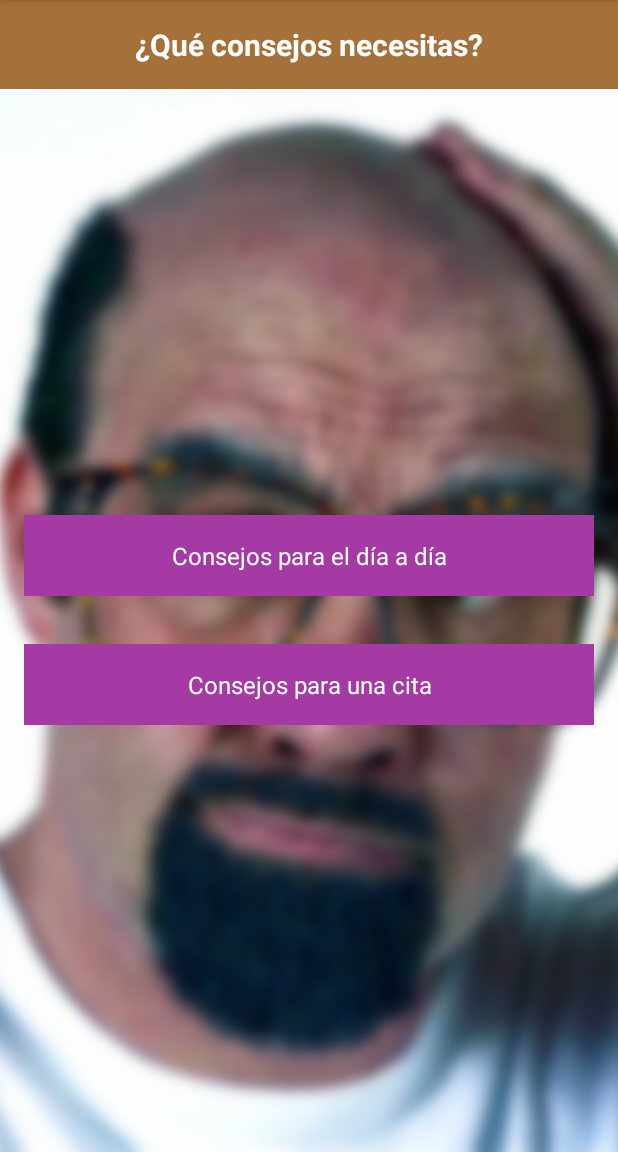
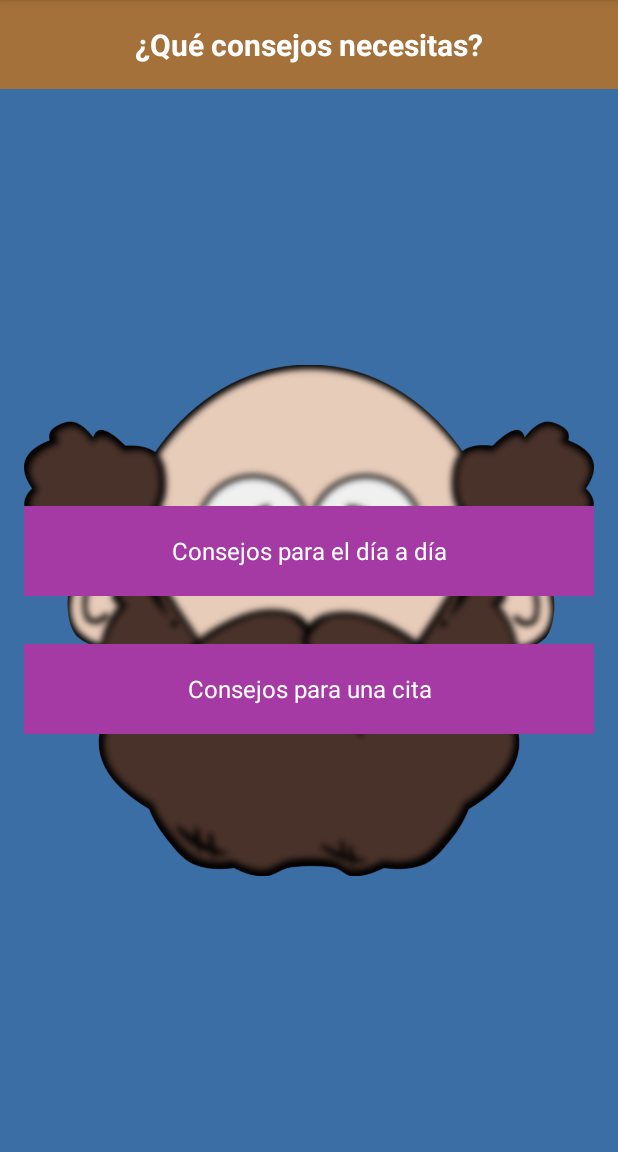
Before and after one commit to rtugores/calvo, an Android app: the screen it shows after launch (MainActivity), on a phone screen of 412 x 824 dp, the part 84-1236 px from its top. Run offline under Robolectric (Android 15) with nearby library versions, the light colour scheme and no system bars.

Commit message:
Changed image of the bald man

```diff
--- a/app/src/main/java/huitca1212/frotaalcalvo/ui/AdvicesActivity.java
+++ b/app/src/main/java/huitca1212/frotaalcalvo/ui/AdvicesActivity.java
@@ -58,6 +58,7 @@ public class AdvicesActivity extends BaseActivity {
 		adviceText = (TextView) findViewById(R.id.advice_text);
 		loadingBar = findViewById(R.id.loading_bar);
 		ImageView baldManImage = (ImageView) findViewById(R.id.bald_man_image);
+		baldManImage.setImageResource(adviceType.equals(AdvicesBusiness.DAILY_ADVICES) ? R.drawable.bald_man : R.drawable.bald_man_love);
 		baldManImage.setOnTouchListener(onSwipeTouchListener);
 
 		sharedPreferences = getSharedPreferences(PREFERENCE_NAME, MODE_PRIVATE);
--- a/app/src/main/res/layout/activity_advices.xml
+++ b/app/src/main/res/layout/activity_advices.xml
@@ -9,8 +9,10 @@
         android:layout_width="match_parent"
         android:layout_height="match_parent"
         android:layout_marginBottom="@dimen/default_height"
-        android:scaleType="centerCrop"
-        android:src="@drawable/bald_man" />
+        android:background="@color/brown"
+        android:padding="@dimen/side_margin"
+        android:scaleType="fitCenter"
+        tools:src="@drawable/bald_man" />
 
     <TextView
         android:id="@+id/advice_text"
--- a/app/src/main/res/layout/activity_main.xml
+++ b/app/src/main/res/layout/activity_main.xml
@@ -20,7 +20,9 @@
         android:layout_width="match_parent"
         android:layout_height="match_parent"
         android:layout_below="@id/title"
-        android:scaleType="centerCrop"
+        android:background="@color/blue"
+        android:padding="@dimen/side_margin"
+        android:scaleType="fitCenter"
         android:src="@drawable/bald_man_blur" />
 
     <LinearLayout
@@ -37,6 +39,7 @@
             android:layout_margin="@dimen/side_margin"
             android:background="@color/purple"
             android:gravity="center"
+            android:minHeight="@dimen/default_height"
             android:padding="@dimen/side_margin"
             android:text="@string/daily_advices"
             android:textColor="@color/white"
@@ -49,6 +52,7 @@
             android:layout_margin="@dimen/side_margin"
             android:background="@color/purple"
             android:gravity="center"
+            android:minHeight="@dimen/default_height"
             android:padding="@dimen/side_margin"
             android:text="@string/love_advices"
             android:textColor="@color/white"
```
Also changed, not shown: app/src/main/ic_launcher-web.png (added), app/src/main/res/drawable-mdpi/bald_man.jpg (deleted), app/src/main/res/drawable-mdpi/bald_man.png (added), app/src/main/res/drawable-mdpi/bald_man_blur.jpg (deleted), app/src/main/res/drawable-mdpi/bald_man_blur.png (added), app/src/main/res/drawable-mdpi/bald_man_love.png (added), app/src/main/res/drawable-mdpi/ic_launcher.png, app/src/main/res/drawable-xhdpi/ic_launcher.png, app/src/main/res/drawable-xxhdpi/ic_launcher.png.
